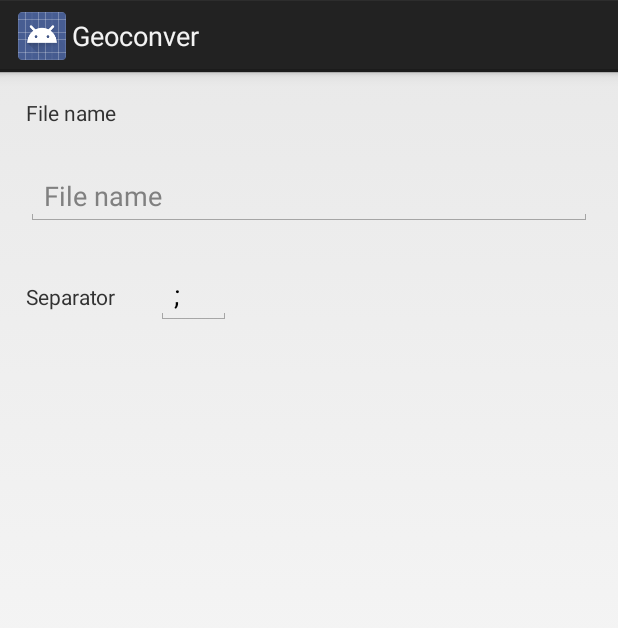
After one commit to elidioxg/geoconv, an Android app: the layout csv_export.xml on its own in the app's theme, with its tools: preview values and no code run, on a phone screen of 412 x 824 dp. The commit adds this screen. Shown: the top 628 px of the screen. Run offline under Robolectric (Android 15) with nearby library versions, the phone set to English and light mode, and no system bars.

Commit message:
Resources updated

```diff
--- /dev/null
+++ b/app/src/main/res/layout/csv_export.xml
@@ -0,0 +1,46 @@
+<?xml version="1.0" encoding="utf-8"?>
+<GridLayout
+    xmlns:android="http://schemas.android.com/apk/res/android"
+    android:layout_width="match_parent"
+    android:layout_height="match_parent"
+    android:columnCount="3"
+    android:rowCount="3"
+    android:layout_margin="@dimen/margem">
+
+    <TextView
+        android:layout_width="wrap_content"
+        android:layout_height="wrap_content"
+        android:layout_column="0"
+        android:layout_row="0"
+        android:layout_columnSpan="2"
+        android:text="@string/file_name"
+        android:layout_margin="@dimen/margem_normal"/>
+
+    <EditText
+        android:layout_width="match_parent"
+        android:layout_height="wrap_content"
+        android:layout_column="0"
+        android:layout_row="1"
+        android:layout_columnSpan="2"
+        android:hint="@string/file_name"
+        android:layout_gravity="right"
+        android:layout_margin="@dimen/margem_normal"/>
+
+    <TextView
+        android:layout_width="wrap_content"
+        android:layout_height="wrap_content"
+        android:layout_column="0"
+        android:layout_row="2"
+        android:text="@string/str_separator"
+        android:layout_margin="@dimen/margem_normal"/>
+
+    <EditText
+        android:layout_width="@dimen/buttons"
+        android:layout_height="wrap_content"
+        android:layout_column="1"
+        android:layout_row="2"
+        android:layout_columnSpan="2"
+        android:text="@string/default_separator"
+        android:layout_margin="@dimen/margem_normal"/>
+
+</GridLayout>
--- a/app/src/main/res/layout/ver_pontos.xml
+++ b/app/src/main/res/layout/ver_pontos.xml
@@ -52,7 +52,7 @@
             android:contentDescription="@string/mapa"
             android:layout_alignParentRight="true"
             android:layout_margin="@dimen/margem"
-            android:background="@mipmap/ic_map"
+            android:background="@mipmap/ic_back"
             />
 
         <ImageButton
--- a/app/src/main/res/values/strings.xml
+++ b/app/src/main/res/values/strings.xml
@@ -1,5 +1,9 @@
 <?xml version="1.0" encoding="utf-8"?>
 <resources>
+    <string name="csv_export">Export CSV</string>
+    <string name="str_separator">Separator</string>
+    <string name="default_separator">;</string>
+    <string name="file_name">File name</string>
     <string name="strMarkerName">Marker</string>
     <string name="strAddedTouch">Added on Map</string>
     <string name="app_name">Geoconver</string>
```
Also changed, not shown: app/src/main/res/layout/fragment_gps.xml (+56 -46 lines), app/src/main/res/layout/kml_export.xml (+7 -0 lines), app/src/main/res/layout/linha_listview.xml (+31 -36 lines), 3 other files.
